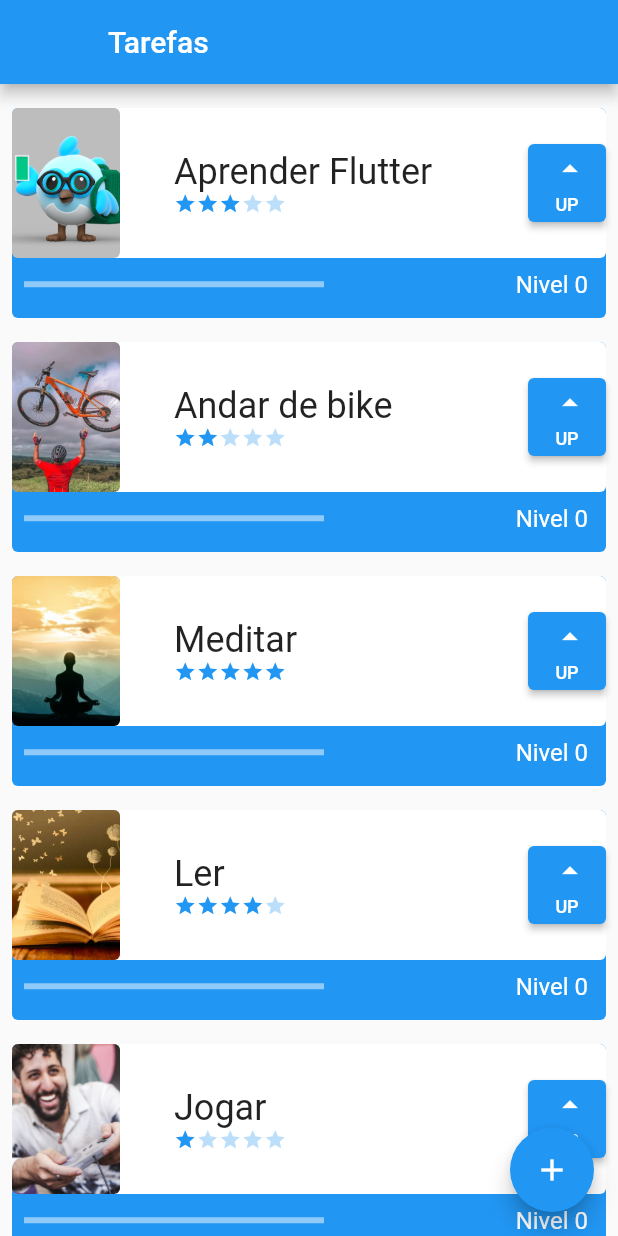
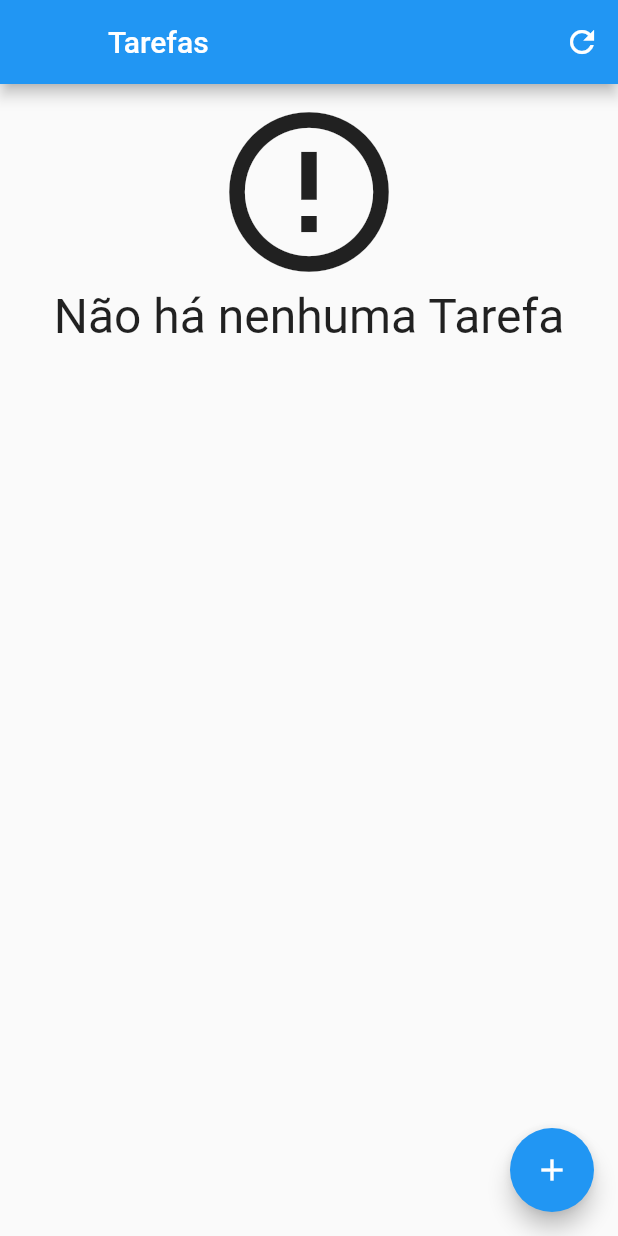
Before and after one commit to iagokaic/alura-flutter, a Flutter app: the screen it shows after launch, on a phone screen of 412 x 824 dp. Run offline on Flutter 3.47's test engine with Material 2 defaults, Android fonts, the phone set to English and light mode, and no system bars; our stand-ins replace sqflite; accounts and stored records are empty.

Commit message:
Inclusão do CRUD e banco de dados no projeto.

```diff
--- /dev/null
+++ b/lib/data/task_dao.dart
@@ -0,0 +1,74 @@
+
+import 'package:primeiro_projeto/components/task.dart';
+import 'package:primeiro_projeto/data/database.dart';
+import 'package:sqflite/sqflite.dart';
+
+class TaskDao{
+
+  static const String tableSql = 'CREATE TABLE $_tablename('
+      '$_name TEXT, '
+      '$_difficulty INTEGER, '
+      '$_image TEXT)';
+
+  static const String _tablename = 'taskTable';
+  static const String _name = 'name';
+  static const String _difficulty = 'difficulty';
+  static const String _image = 'image';
+
+  save(Task tarefa) async {
+    print('Iniciando o save: ');
+    final Database bancoDeDados = await getDatabase();
+    var itemExists = await find(tarefa.nome);
+    Map<String, dynamic> taskMap = toMap(tarefa);
+    if(itemExists.isEmpty) {
+      print('A tarefa não Existia');
+      return await bancoDeDados.insert(_tablename, taskMap);
+    } else {
+      print('A Tarefa ja existia!');
+      return await bancoDeDados.update(_tablename, taskMap, where: '$_name = ?', whereArgs: [tarefa.nome]);
+    }
+  }
+
+  Map<String, dynamic> toMap(Task tarefa) {
+    print('Convertendo tarefa em Map: ');
+    final Map<String, dynamic> mapaDeTarefas = Map();
+    mapaDeTarefas[_name] = tarefa.nome;
+    mapaDeTarefas[_difficulty] = tarefa.dificuldade;
+    mapaDeTarefas[_image] = tarefa.foto;
+    print('Mapa de Tarefas: $mapaDeTarefas');
+    return mapaDeTarefas;
+  }
+
+  Future<List<Task>> findAll() async {
+    print('Acessando o findAll: ');
+    final Database bancoDeDados = await getDatabase();
+    final List<Map<String, dynamic>> result = await bancoDeDados.query(_tablename);
+    print('Procurando dados no banco de dados... encontrado: $result');
+    return toList(result);
+  }
+
+  List<Task> toList(List<Map<String, dynamic>> mapaDeTarefas){
+    print('Convertendo to List: ');
+    final List<Task> tarefas = [];
+    for (Map<String, dynamic> linha in mapaDeTarefas) {
+      final Task tarefa = Task(linha[_name], linha[_image], linha[_difficulty]);
+      tarefas.add(tarefa);
+    }
+    print(' Lista de Tarefas $tarefas');
+    return tarefas;
+  }
+
+  Future<List<Task>> find(String nomeDaTarefa) async {
+    print(' Acessando o find: ');
+    final Database bancoDeDados = await getDatabase();
+    final List<Map<String, dynamic>> result = await bancoDeDados.query(_tablename, where: '$_name = ?', whereArgs: [nomeDaTarefa]);
+    print('Tarefa encontrada: ${toList(result)}');
+    return toList(result);
+  }
+
+  delete(String nomeDaTarefa) async {
+    print('Deletando tarefa: $nomeDaTarefa');
+    final Database bancoDeDados = await getDatabase();
+    return bancoDeDados.delete(_tablename, where: '$_name = ?', whereArgs: [nomeDaTarefa]);
+  }
+}
--- a/lib/main.dart
+++ b/lib/main.dart
@@ -1,6 +1,5 @@
 import 'package:flutter/material.dart';
 import 'package:primeiro_projeto/data/task_inherited.dart';
-import 'package:primeiro_projeto/screens/form_screen.dart';
 import 'package:primeiro_projeto/screens/initial_screen.dart';
 
 
--- a/lib/screens/initial_screen.dart
+++ b/lib/screens/initial_screen.dart
@@ -1,4 +1,6 @@
 import 'package:flutter/material.dart';
+import 'package:primeiro_projeto/components/task.dart';
+import 'package:primeiro_projeto/data/task_dao.dart';
 import 'package:primeiro_projeto/data/task_inherited.dart';
 import 'package:primeiro_projeto/screens/form_screen.dart';
 
@@ -16,19 +18,92 @@ class _InitialScreenState extends State<InitialScreen> {
     return Scaffold(
       appBar: AppBar(
         leading: Container(),
+        actions: [
+          IconButton(
+              onPressed: () {
+                setState(() {});
+              },
+              icon: Icon(Icons.refresh))
+        ],
         title: const Text(
           'Tarefas',
           style: TextStyle(color: Colors.white),
         ),
         backgroundColor: Colors.blue,
       ),
-      body: ListView(
-        padding: const EdgeInsets.only(top: 8, bottom: 70),
-        children: TaskInherited.of(context).taskList,
+      body: Padding(
+        padding: EdgeInsets.only(top: 8, bottom: 70),
+        child: FutureBuilder<List<Task>>(
+          future: TaskDao().findAll(),
+          builder: (context, snapshot) {
+            List<Task>? items = snapshot.data;
+            switch (snapshot.connectionState) {
+              case ConnectionState.none:
+                return const Center(
+                  child: Column(
+                    children: [
+                      CircularProgressIndicator(),
+                      Text('Caregando...')
+                    ],
+                  ),
+                );
+                break;
+              case ConnectionState.waiting:
+                return const Center(
+                  child: Column(
+                    children: [
+                      CircularProgressIndicator(),
+                      Text('Caregando...')
+                    ],
+                  ),
+                );
+                break;
+              case ConnectionState.active:
+                return const Center(
+                  child: Column(
+                    children: [
+                      CircularProgressIndicator(),
+                      Text('Caregando...')
+                    ],
+                  ),
+                );
+                break;
+              case ConnectionState.done:
+                if (snapshot.hasData && items != null) {
+                  if (items.isNotEmpty) {
+                    return ListView.builder(
+                        itemCount: items.length,
+                        itemBuilder: (BuildContext context, int index) {
+                          final Task tarefa = items[index];
+                          return tarefa;
+                        });
+                  }
+                  return const Center(
+                    child: Column(
+                      children: [
+                        Icon(
+                          Icons.error_outline,
+                         size: 128,
+                        ),
+                        Text('Não há nenhuma Tarefa', style: TextStyle(fontSize: 32),)
+                      ],
+                    ),
+                  );
+                }
+                return Text('Erro ao carregar Tarefas');
+                break;
+            }
+            return Text('Erro desconhecido');
+          },
+        ),
       ),
       floatingActionButton: FloatingActionButton(
         onPressed: () {
-          Navigator.push(context, MaterialPageRoute(builder: (contextNew) =>  FormScreen(taskContext: context,)));
+          Navigator.push(context, MaterialPageRoute(
+              builder: (contextNew) => FormScreen(taskContext: context,))
+          ).then((value) => setState(() {
+            print('Recarregando tela inicial');
+          }));
         },
         child: const Icon(Icons.add),
       ),
--- a/pubspec.yaml
+++ b/pubspec.yaml
@@ -35,6 +35,7 @@ dependencies:
   # The following adds the Cupertino Icons font to your application.
   # Use with the CupertinoIcons class for iOS style icons.
   cupertino_icons: ^1.0.2
+  sqflite: ^2.0.3+1
 
 dev_dependencies:
   flutter_test:
```
Also changed, not shown: lib/components/task.dart (+27 -1 lines), lib/data/database.dart (added, +10 -0 lines), lib/screens/form_screen.dart (+6 -4 lines), pubspec.lock.
